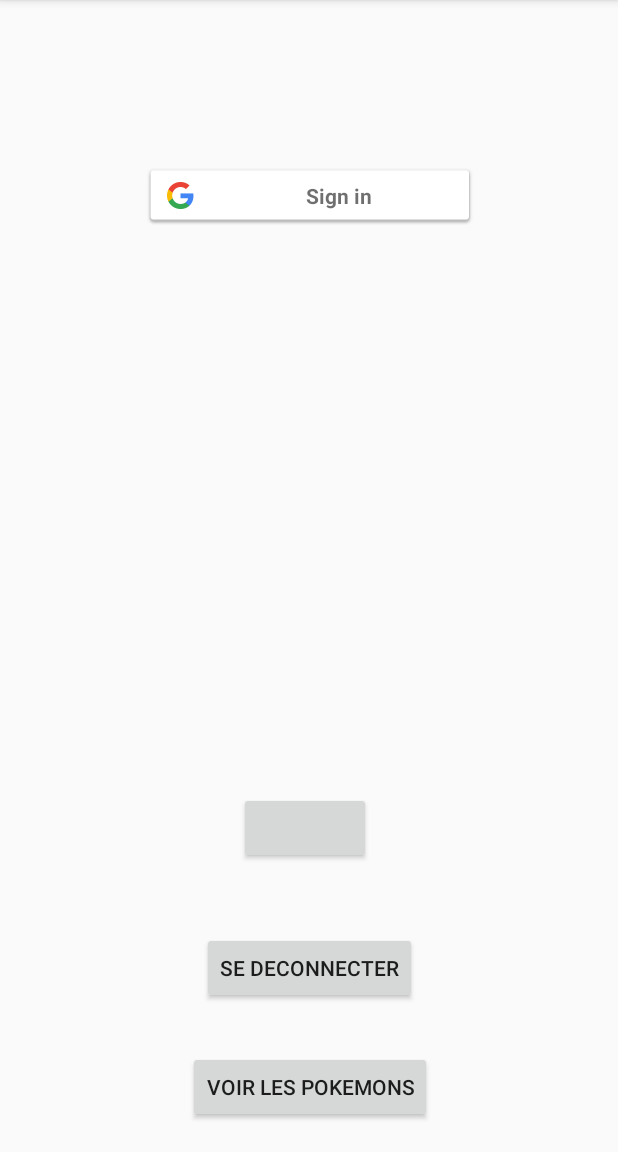
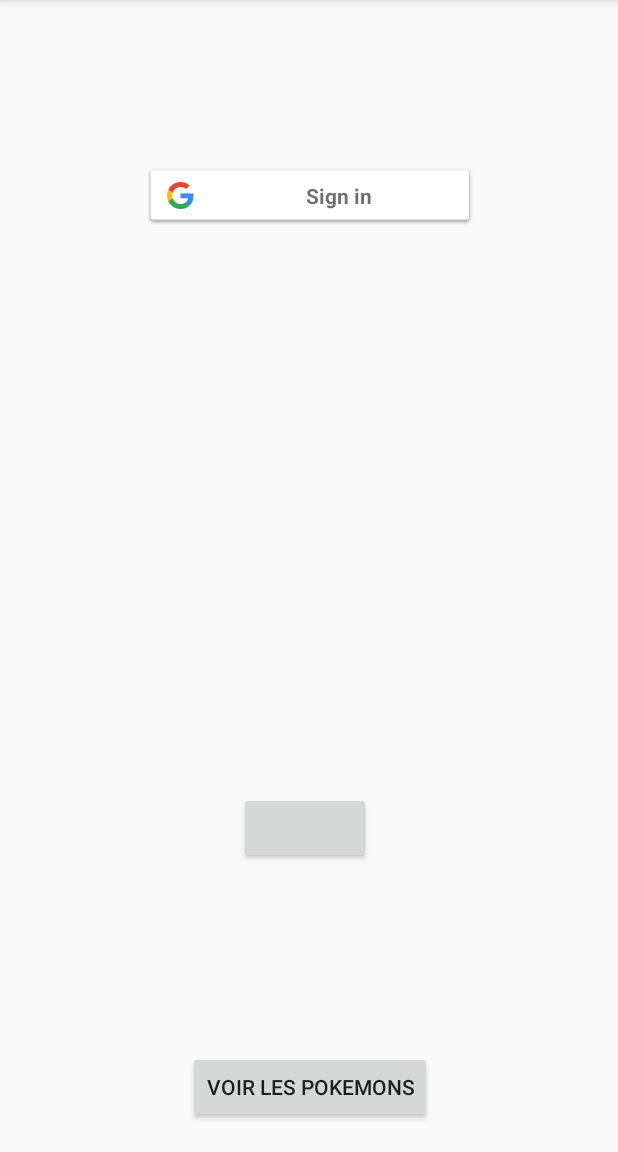
Before and after one commit to romaric-roussel/PokecardV2, an Android app: the screen it shows after launch (Connexion), after a tap on "Sign in", on a phone screen of 412 x 824 dp, the part 84-1236 px from its top. Run offline under Robolectric (Android 15) with nearby library versions, the phone set to English and light mode, and no system bars; our stand-ins replace Firebase (no records; nobody signed in at launch, a user with empty details on screens opened directly); plain views replace LoginButton; 4 statements that could not run were skipped.

Commit message:
Connexion fb-google-1file

```diff
--- a/Pokecard/app/src/main/java/com/example/lpiem/pokecard/Accueil.java
+++ b/Pokecard/app/src/main/java/com/example/lpiem/pokecard/Accueil.java
@@ -35,7 +35,7 @@ public class Accueil extends AppCompatActivity {
             @Override
             public void onAuthStateChanged(@NonNull FirebaseAuth firebaseAuth) {
                 if (firebaseAuth.getCurrentUser()==null) {
-                    startActivity(new Intent(Accueil.this, ConnexionGoogle.class));
+                    startActivity(new Intent(Accueil.this, Connexion.class));
                 }   }
         };
         button.setOnClickListener(new View.OnClickListener() {
--- a/Pokecard/app/src/main/java/com/example/lpiem/pokecard/Connexion.java
+++ b/Pokecard/app/src/main/java/com/example/lpiem/pokecard/Connexion.java
@@ -10,6 +10,7 @@ import android.support.annotation.NonNull;
 import android.support.annotation.Nullable;
 import android.support.v7.app.AppCompatActivity;
 import android.util.Log;
+import android.view.View;
 import android.widget.Toast;
 
 import com.facebook.AccessToken;
@@ -19,6 +20,14 @@ import com.facebook.FacebookException;
 
 import com.facebook.login.LoginResult;
 import com.facebook.login.widget.LoginButton;
+import com.google.android.gms.auth.api.Auth;
+import com.google.android.gms.auth.api.signin.GoogleSignIn;
+import com.google.android.gms.auth.api.signin.GoogleSignInAccount;
+import com.google.android.gms.auth.api.signin.GoogleSignInOptions;
+import com.google.android.gms.common.ConnectionResult;
+import com.google.android.gms.common.SignInButton;
+import com.google.android.gms.common.api.ApiException;
+import com.google.android.gms.common.api.GoogleApiClient;
 import com.google.android.gms.tasks.OnCompleteListener;
 import com.google.android.gms.tasks.Task;
 import com.google.firebase.auth.AuthCredential;
@@ -26,12 +35,19 @@ import com.google.firebase.auth.AuthResult;
 import com.google.firebase.auth.FacebookAuthProvider;
 import com.google.firebase.auth.FirebaseAuth;
 import com.google.firebase.auth.FirebaseUser;
+import com.google.firebase.auth.GoogleAuthProvider;
 
 
 public class Connexion extends AppCompatActivity{
 
     private CallbackManager mCallbackManager;
-    private FirebaseAuth mAuth;
+    SignInButton button;
+    FirebaseAuth mAuth;
+    private final static int RC_SIGN_IN=2;
+    GoogleApiClient mGoogleApiClient;
+    FirebaseAuth.AuthStateListener mAuthListener;
+
+
     @Override
     protected void onCreate(@Nullable Bundle savedInstanceState) {
 
@@ -40,7 +56,39 @@ public class Connexion extends AppCompatActivity{
         mAuth = FirebaseAuth.getInstance();
         mCallbackManager = CallbackManager.Factory.create();
         LoginButton loginButton = findViewById(R.id.login_button);
+        button=findViewById(R.id.sign_in_button);
 
+        button.setOnClickListener(new View.OnClickListener() {
+            @Override
+            public void onClick(View v) {
+                signIn();
+            }
+        });
+        mAuthListener=new FirebaseAuth.AuthStateListener() {
+            @Override
+            public void onAuthStateChanged(@NonNull FirebaseAuth firebaseAuth) {
+                if(firebaseAuth.getCurrentUser()!=null){
+                    startActivity(new Intent(Connexion.this,Accueil.class));
+                }
+            }
+        };
+
+
+        GoogleSignInOptions gso = new GoogleSignInOptions.Builder(GoogleSignInOptions.DEFAULT_SIGN_IN)
+                .requestIdToken(getString(R.string.default_web_client_id))
+                .requestEmail()
+                .build();
+
+
+        mGoogleApiClient= new GoogleApiClient.Builder(this)
+                .enableAutoManage(this, new GoogleApiClient.OnConnectionFailedListener() {
+                    @Override
+                    public void onConnectionFailed(@NonNull ConnectionResult connectionResult) {
+                        Toast.makeText(Connexion.this,"Marche pas ",Toast.LENGTH_SHORT).show();
+                    }
+                })
+                .addApi(Auth.GOOGLE_SIGN_IN_API,gso)
+                .build();
 
 
 
@@ -68,11 +116,46 @@ public class Connexion extends AppCompatActivity{
 
     }
 
+
+    private void signIn() {
+        Intent signInIntent = Auth.GoogleSignInApi.getSignInIntent(mGoogleApiClient);
+        startActivityForResult(signInIntent, RC_SIGN_IN);
+    }
+
+
+
+
+    private void firebaseAuthWithGoogle(GoogleSignInAccount acct) {
+        Log.d("auth", "firebaseAuthWithGoogle:" + acct.getId());
+
+        AuthCredential credential = GoogleAuthProvider.getCredential(acct.getIdToken(), null);
+        mAuth.signInWithCredential(credential)
+                .addOnCompleteListener(this, new OnCompleteListener<AuthResult>() {
+                    @Override
+                    public void onComplete(@NonNull Task<AuthResult> task) {
+                        if (task.isSuccessful()) {
+                            // Sign in success, update UI with the signed-in user's information
+                            Log.d("connex", "signInWithCredential:success");
+                            FirebaseUser user = mAuth.getCurrentUser();
+                            //updateUI(user);
+                        } else {
+                            // If sign in fails, display a message to the user.
+                            Log.w("con", "signInWithCredential:failure", task.getException());
+                            Toast.makeText(Connexion.this,"Marche pas authentification-connect",Toast.LENGTH_SHORT).show();
+                            // updateUI(null);
+                        }
+
+                        // ...
+                    }
+                });
+    }
+
     @Override
     public void onStart() {
         super.onStart();
         // Check if user is signed in (non-null) and update UI accordingly.
         FirebaseUser currentUser = mAuth.getCurrentUser();
+        mAuth.addAuthStateListener(mAuthListener);
         if(currentUser!=null){updateUI();}
 
     }
@@ -91,6 +174,19 @@ public class Connexion extends AppCompatActivity{
 
             // Pass the activity result back to the Facebook SDK
             mCallbackManager.onActivityResult(requestCode, resultCode, data);
+
+            if (requestCode == RC_SIGN_IN) {
+                Task<GoogleSignInAccount> task = GoogleSignIn.getSignedInAccountFromIntent(data);
+                try {
+                    // Google Sign In was successful, authenticate with Firebase
+                    GoogleSignInAccount account = task.getResult(ApiException.class);
+                    firebaseAuthWithGoogle(account);
+                } catch (ApiException e) {
+                    // Google Sign In failed, update UI appropriately
+                    Toast.makeText(Connexion.this,"Marche pas authentification",Toast.LENGTH_SHORT).show();
+                    // ...
+                }
+            }
         }
 
     private void handleFacebookAccessToken(AccessToken token) {
@@ -118,6 +214,12 @@ public class Connexion extends AppCompatActivity{
                     }
                 });
     }
+
+
+
+
+
+
     }
 
 // Initialize Facebook Login button
--- a/Pokecard/app/src/main/java/com/example/lpiem/pokecard/ConnexionGoogle.java
+++ b/Pokecard/app/src/main/java/com/example/lpiem/pokecard/ConnexionGoogle.java
@@ -1,3 +1,4 @@
+/*
 package com.example.lpiem.pokecard;
 
 import android.app.ProgressDialog;
@@ -188,7 +189,8 @@ FirebaseAuth.AuthStateListener mAuthListener;
 
 
 
-   /* @Override
+   */
+/* @Override
     protected void onCreate(Bundle savedInstanceState)   {
         super.onCreate(savedInstanceState);
         setContentView(R.layout.connexion);
--- a/Pokecard/app/src/main/res/layout/connexion.xml
+++ b/Pokecard/app/src/main/res/layout/connexion.xml
@@ -46,24 +46,6 @@
         app:layout_constraintStart_toStartOf="parent"
         app:layout_constraintTop_toTopOf="parent"
         app:layout_constraintVertical_bias="0.742" />
-
-
-
-
-    <Button
-        android:id="@+id/button2"
-        android:layout_width="wrap_content"
-        android:layout_height="wrap_content"
-        android:layout_alignParentStart="true"
-        android:layout_alignParentEnd="true"
-        android:layout_alignParentBottom="true"
-        android:onClick="onClick"
-        android:text="@string/se_deconnecter"
-        app:layout_constraintBottom_toBottomOf="parent"
-        app:layout_constraintEnd_toEndOf="parent"
-        app:layout_constraintStart_toStartOf="parent"
-        app:layout_constraintTop_toTopOf="parent"
-        app:layout_constraintVertical_bias="0.863" />
 
 
     <ImageView
```
